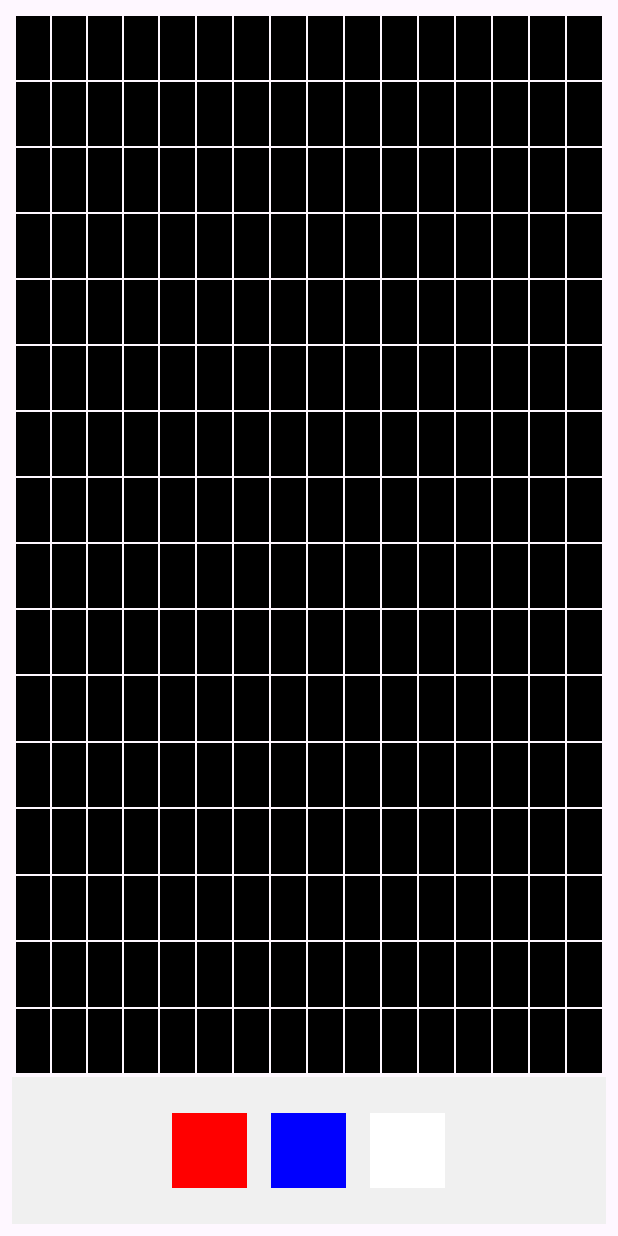
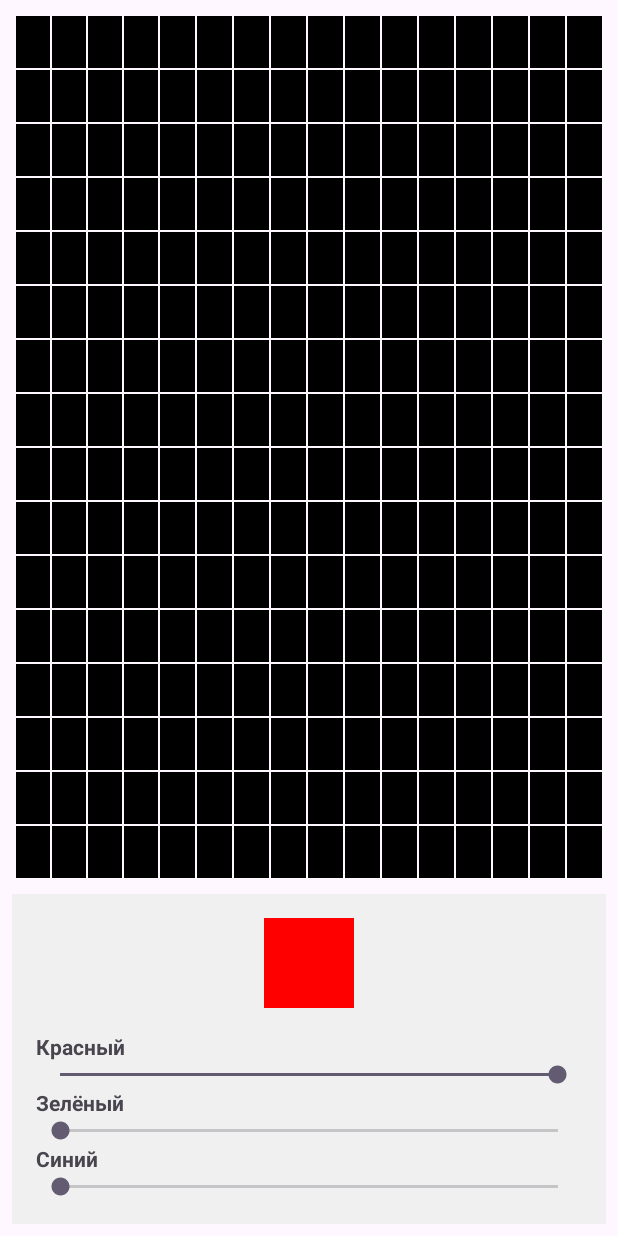
Before and after one commit to verxek/LightningPanelApp, an Android app: the screen it shows after launch (MainActivity), on a phone screen of 412 x 824 dp. Run offline under Robolectric (Android 15) with nearby library versions, the light colour scheme and no system bars.

Commit message:
другая панель выбора цвета

```diff
--- a/app/build.gradle.kts
+++ b/app/build.gradle.kts
@@ -40,4 +40,5 @@ dependencies {
     testImplementation(libs.junit)
     androidTestImplementation(libs.ext.junit)
     androidTestImplementation(libs.espresso.core)
+    //implementation("com.github.QuadFlask:colorpicker:2.0.3")
 }
--- a/app/src/main/java/com/example/lightningpanelapp/MainActivity.java
+++ b/app/src/main/java/com/example/lightningpanelapp/MainActivity.java
@@ -5,13 +5,14 @@ import android.os.Bundle;
 import android.os.StrictMode;
 import android.view.View;
 import android.widget.GridLayout;
+import android.widget.SeekBar;
 import android.widget.Toast;
 
 public class MainActivity extends AppCompatActivity {
 
-    private static final String RPI_IP = "http://192.168.1.100:5000"; //  IP Raspberry Pi
+    private static final String RPI_IP = "http://192.168.1.100:5000"; // ← Замените на IP вашего Raspberry Pi
 
-    // текущий цвет кисти (RGB)
+    // Текущий цвет кисти (RGB)
     private int currentRed = 255;
     private int currentGreen = 0;
     private int currentBlue = 0;
@@ -22,10 +23,14 @@ public class MainActivity extends AppCompatActivity {
     {
         for (int y = 0; y < 16; y++) {
             for (int x = 0; x < 16; x++) {
-                pixelColors[y][x] = 0xFF000000; // Чёрный (ARGB)
+                pixelColors[y][x] = 0xFF000000; // Чёрный по умолчанию
             }
         }
     }
+
+    // Элементы UI
+    private View colorPreview;
+    private SeekBar seekBarRed, seekBarGreen, seekBarBlue;
 
     @Override
     protected void onCreate(Bundle savedInstanceState) {
@@ -37,11 +42,68 @@ public class MainActivity extends AppCompatActivity {
         StrictMode.setThreadPolicy(policy);
 
         setupGrid();
+
+        // Инициализация RGB-пикера
+        colorPreview = findViewById(R.id.colorPreview);
+        seekBarRed = findViewById(R.id.seekBarRed);
+        seekBarGreen = findViewById(R.id.seekBarGreen);
+        seekBarBlue = findViewById(R.id.seekBarBlue);
+
+        // Устанавливаем начальные значения ползунков
+        seekBarRed.setProgress(currentRed);
+        seekBarGreen.setProgress(currentGreen);
+        seekBarBlue.setProgress(currentBlue);
+
+        // Обновляем превью
+        updateColorPreview();
+
+        // Слушатели для ползунков
+        seekBarRed.setOnSeekBarChangeListener(new SeekBar.OnSeekBarChangeListener() {
+            @Override
+            public void onProgressChanged(SeekBar seekBar, int progress, boolean fromUser) {
+                currentRed = progress;
+                updateColorPreview();
+            }
+
+            @Override
+            public void onStartTrackingTouch(SeekBar seekBar) {}
+
+            @Override
+            public void onStopTrackingTouch(SeekBar seekBar) {}
+        });
+
+        seekBarGreen.setOnSeekBarChangeListener(new SeekBar.OnSeekBarChangeListener() {
+            @Override
+            public void onProgressChanged(SeekBar seekBar, int progress, boolean fromUser) {
+                currentGreen = progress;
+                updateColorPreview();
+            }
+
+            @Override
+            public void onStartTrackingTouch(SeekBar seekBar) {}
+
+            @Override
+            public void onStopTrackingTouch(SeekBar seekBar) {}
+        });
+
+        seekBarBlue.setOnSeekBarChangeListener(new SeekBar.OnSeekBarChangeListener() {
+            @Override
+            public void onProgressChanged(SeekBar seekBar, int progress, boolean fromUser) {
+                currentBlue = progress;
+                updateColorPreview();
+            }
+
+            @Override
+            public void onStartTrackingTouch(SeekBar seekBar) {}
+
+            @Override
+            public void onStopTrackingTouch(SeekBar seekBar) {}
+        });
     }
 
     private void setupGrid() {
         GridLayout grid = findViewById(R.id.gridLayout);
-        int margin = 1; // Отступ между ячейками
+        int margin = 1;
 
         for (int y = 0; y < 16; y++) {
             for (int x = 0; x < 16; x++) {
@@ -49,7 +111,7 @@ public class MainActivity extends AppCompatActivity {
                 GridLayout.LayoutParams params = new GridLayout.LayoutParams();
                 params.width = 0;
                 params.height = 0;
-                params.columnSpec = GridLayout.spec(y, 1, 1.0f); // Важно: вес 1.0f
+                params.columnSpec = GridLayout.spec(y, 1, 1.0f);
                 params.rowSpec = GridLayout.spec(x, 1, 1.0f);
                 params.setMargins(margin, margin, margin, margin);
                 cell.setLayoutParams(params);
@@ -66,7 +128,6 @@ public class MainActivity extends AppCompatActivity {
 
     private void onPixelClick(int x, int y) {
         int color = 0xFF000000 | (currentRed << 16) | (currentGreen << 8) | currentBlue;
-
         pixelColors[y][x] = color;
 
         View cell = getCellAt(x, y);
@@ -74,7 +135,6 @@ public class MainActivity extends AppCompatActivity {
             cell.setBackgroundColor(color);
         }
 
-        // Отправляем на Raspberry Pi
         sendToRaspberryPi(x, y, currentRed, currentGreen, currentBlue);
     }
 
@@ -89,7 +149,6 @@ public class MainActivity extends AppCompatActivity {
 
     private void sendToRaspberryPi(int x, int y, int r, int g, int b) {
         try {
-            // Формируем URL: http://192.168.1.100:5000/set/x/y/r/g/b
             String urlString = RPI_IP + "/set/" + x + "/" + y + "/" + r + "/" + g + "/" + b;
             java.net.URL url = new java.net.URL(urlString);
 
@@ -110,24 +169,9 @@ public class MainActivity extends AppCompatActivity {
         }
     }
 
-    public void selectRed(View view) {
-        currentRed = 255;
-        currentGreen = 0;
-        currentBlue = 0;
-        Toast.makeText(this, "Цвет:  Красный", Toast.LENGTH_SHORT).show();
-    }
-
-    public void selectBlue(View view) {
-        currentRed = 0;
-        currentGreen = 0;
-        currentBlue = 255;
-        Toast.makeText(this, "Цвет:  Синий", Toast.LENGTH_SHORT).show();
-    }
-
-    public void selectWhite(View view) {
-        currentRed = 255;
-        currentGreen = 255;
-        currentBlue = 255;
-        Toast.makeText(this, "Цвет:  Белый", Toast.LENGTH_SHORT).show();
+    // Обновляет цвет квадрата-превью
+    private void updateColorPreview() {
+        int color = 0xFF000000 | (currentRed << 16) | (currentGreen << 8) | currentBlue;
+        colorPreview.setBackgroundColor(color);
     }
 }
--- a/app/src/main/res/layout/activity_main.xml
+++ b/app/src/main/res/layout/activity_main.xml
@@ -6,7 +6,7 @@
     android:orientation="vertical"
     android:padding="8dp">
 
-    <!-- Верхняя часть: сетка 16x16 (занимает основное пространство) -->
+    <!-- Сетка 16x16 -->
     <GridLayout
         android:id="@+id/gridLayout"
         android:layout_width="match_parent"
@@ -16,42 +16,64 @@
         android:rowCount="16"
         android:alignmentMode="alignMargins"
         android:padding="2dp">
-
-
     </GridLayout>
 
-    <!-- Нижняя панель: цвета -->
+    <!-- Панель выбора цвета -->
     <LinearLayout
         android:layout_width="match_parent"
         android:layout_height="wrap_content"
-        android:orientation="horizontal"
-        android:gravity="center"
+        android:orientation="vertical"
+        android:background="#f0f0f0"
         android:padding="16dp"
-        android:background="#f0f0f0">
+        android:layout_marginTop="8dp">
 
+        <!-- Превью цвета -->
         <View
-            android:id="@+id/btnRed"
-            android:layout_width="50dp"
-            android:layout_height="50dp"
+            android:id="@+id/colorPreview"
+            android:layout_width="60dp"
+            android:layout_height="60dp"
+            android:layout_gravity="center"
             android:background="#FF0000"
-            android:layout_margin="8dp"
-            android:onClick="selectRed" />
+            android:layout_marginBottom="16dp" />
 
-        <View
-            android:id="@+id/btnBlue"
-            android:layout_width="50dp"
-            android:layout_height="50dp"
-            android:background="#0000FF"
-            android:layout_margin="8dp"
-            android:onClick="selectBlue" />
+        <!-- Ползунок Red -->
+        <TextView
+            android:layout_width="wrap_content"
+            android:layout_height="wrap_content"
+            android:text="Красный"
+            android:textStyle="bold" />
+        <SeekBar
+            android:id="@+id/seekBarRed"
+            android:layout_width="match_parent"
+            android:layout_height="wrap_content"
+            android:max="255"
+            android:progress="255" />
 
-        <View
-            android:id="@+id/btnWhite"
-            android:layout_width="50dp"
-            android:layout_height="50dp"
-            android:background="#FFFFFF"
-            android:layout_margin="8dp"
-            android:onClick="selectWhite" />
+        <!-- Ползунок Green -->
+        <TextView
+            android:layout_width="wrap_content"
+            android:layout_height="wrap_content"
+            android:text="Зелёный"
+            android:textStyle="bold" />
+        <SeekBar
+            android:id="@+id/seekBarGreen"
+            android:layout_width="match_parent"
+            android:layout_height="wrap_content"
+            android:max="255"
+            android:progress="0" />
+
+        <!-- Ползунок Blue -->
+        <TextView
+            android:layout_width="wrap_content"
+            android:layout_height="wrap_content"
+            android:text="Синий"
+            android:textStyle="bold" />
+        <SeekBar
+            android:id="@+id/seekBarBlue"
+            android:layout_width="match_parent"
+            android:layout_height="wrap_content"
+            android:max="255"
+            android:progress="0" />
 
     </LinearLayout>
 
--- a/settings.gradle.kts
+++ b/settings.gradle.kts
@@ -16,6 +16,9 @@ dependencyResolutionManagement {
     repositories {
         google()
         mavenCentral()
+        //maven {
+        //    url = uri("https://jitpack.io")
+        //}
     }
 }
 
```
